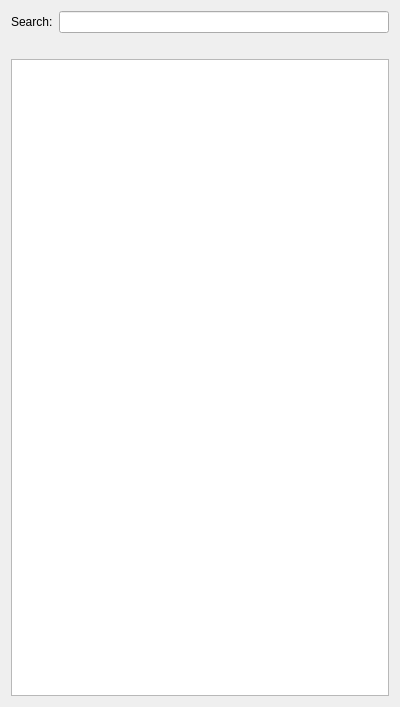
This is src/ISearchToolWidget.ui in ntruchsess/QLandkarteGT as Qt 5 draws it before an edit. The edited form follows.
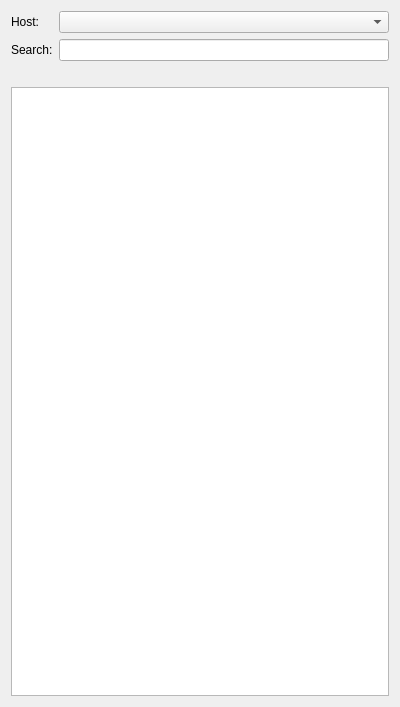
This is the edited form.

Commit message: prepare search for openrouteservice

Patch:
```diff
--- a/src/ISearchToolWidget.ui
+++ b/src/ISearchToolWidget.ui
@@ -12,24 +12,34 @@
   <property name="windowTitle" >
    <string>Form</string>
   </property>
-  <layout class="QVBoxLayout" >
+  <layout class="QVBoxLayout" name="verticalLayout">
    <item>
-    <layout class="QHBoxLayout" >
-     <item>
-      <widget class="QLabel" name="label" >
-       <property name="text" >
+    <layout class="QFormLayout" name="formLayout">
+     <item row="0" column="0">
+      <widget class="QLabel" name="label_2">
+       <property name="text">
+        <string>Host:</string>
+       </property>
+      </widget>
+     </item>
+     <item row="0" column="1">
+      <widget class="QComboBox" name="comboHost"/>
+     </item>
+     <item row="1" column="0">
+      <widget class="QLabel" name="label">
+       <property name="text">
         <string>Search:</string>
        </property>
       </widget>
      </item>
-     <item>
-      <widget class="QLineEdit" name="lineInput" />
+     <item row="1" column="1">
+      <widget class="QLineEdit" name="lineInput"/>
      </item>
     </layout>
    </item>
    <item>
-    <widget class="QLabel" name="labelStatus" >
-     <property name="text" >
+    <widget class="QLabel" name="labelStatus">
+     <property name="text">
       <string/>
      </property>
      <property name="wordWrap" >
@@ -38,8 +48,8 @@
     </widget>
    </item>
    <item>
-    <widget class="QListWidget" name="listResults" >
-     <property name="contextMenuPolicy" >
+    <widget class="QListWidget" name="listResults">
+     <property name="contextMenuPolicy">
       <enum>Qt::CustomContextMenu</enum>
      </property>
      <property name="selectionMode" >
```
Left out of the diff: 13 changed lines with no effect on the pictures. The commit also changes 4 other files.
